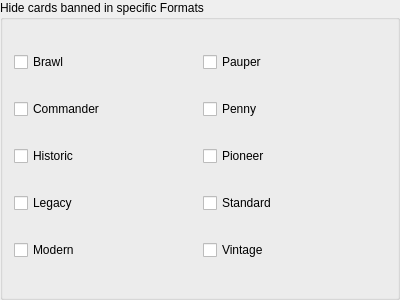
Before: the Qt Designer form mtg_proxy_printer/resources/ui/settings_window/format_printing_filter.ui in luziferius/MTGProxyPrinter, drawn with Qt 5.
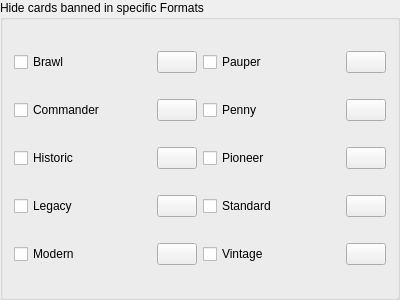
After: the same form once the commit is applied. Icons and pictures are not drawn.

Commit message:
Implemented showing the banned cards for each banned card filter.
FossilOrigin-Name: d6e8c74554b4c26f1e54f1f2a644a4122349841ac43105c440951f73d5d2b28a

```diff
--- a/mtg_proxy_printer/resources/ui/settings_window/format_printing_filter.ui
+++ b/mtg_proxy_printer/resources/ui/settings_window/format_printing_filter.ui
@@ -17,6 +17,20 @@
    <string>Hide cards banned in specific Formats</string>
   </property>
   <layout class="QGridLayout" name="format_filter_layout">
+   <item row="4" column="0">
+    <widget class="QCheckBox" name="hide_banned_in_modern">
+     <property name="text">
+      <string>Modern</string>
+     </property>
+    </widget>
+   </item>
+   <item row="1" column="0">
+    <widget class="QCheckBox" name="hide_banned_in_commander">
+     <property name="text">
+      <string>Commander</string>
+     </property>
+    </widget>
+   </item>
    <item row="0" column="0">
     <widget class="QCheckBox" name="hide_banned_in_brawl">
      <property name="text">
@@ -24,24 +38,106 @@
      </property>
     </widget>
    </item>
-   <item row="0" column="1">
+   <item row="1" column="2">
+    <widget class="QCheckBox" name="hide_banned_in_penny">
+     <property name="text">
+      <string>Penny</string>
+     </property>
+    </widget>
+   </item>
+   <item row="4" column="2">
+    <widget class="QCheckBox" name="hide_banned_in_vintage">
+     <property name="text">
+      <string>Vintage</string>
+     </property>
+    </widget>
+   </item>
+   <item row="0" column="2">
     <widget class="QCheckBox" name="hide_banned_in_pauper">
      <property name="text">
       <string>Pauper</string>
      </property>
     </widget>
    </item>
-   <item row="1" column="0">
-    <widget class="QCheckBox" name="hide_banned_in_commander">
-     <property name="text">
-      <string>Commander</string>
-     </property>
-    </widget>
-   </item>
    <item row="1" column="1">
-    <widget class="QCheckBox" name="hide_banned_in_penny">
+    <widget class="QPushButton" name="view_banned_in_commander">
+     <property name="sizePolicy">
+      <sizepolicy hsizetype="Fixed" vsizetype="Fixed">
+       <horstretch>0</horstretch>
+       <verstretch>0</verstretch>
+      </sizepolicy>
+     </property>
+     <property name="toolTip">
+      <string>View cards hidden by this filter on the Scryfall website.</string>
+     </property>
+     <property name="icon">
+      <iconset theme="globe">
+       <normaloff>.</normaloff>.</iconset>
+     </property>
+    </widget>
+   </item>
+   <item row="2" column="2">
+    <widget class="QCheckBox" name="hide_banned_in_pioneer">
      <property name="text">
-      <string>Penny</string>
+      <string>Pioneer</string>
+     </property>
+    </widget>
+   </item>
+   <item row="3" column="2">
+    <widget class="QCheckBox" name="hide_banned_in_standard">
+     <property name="text">
+      <string>Standard</string>
+     </property>
+    </widget>
+   </item>
+   <item row="0" column="1">
+    <widget class="QPushButton" name="view_banned_in_brawl">
+     <property name="sizePolicy">
+      <sizepolicy hsizetype="Fixed" vsizetype="Fixed">
+       <horstretch>0</horstretch>
+       <verstretch>0</verstretch>
+      </sizepolicy>
+     </property>
+     <property name="toolTip">
+      <string>View cards hidden by this filter on the Scryfall website.</string>
+     </property>
+     <property name="icon">
+      <iconset theme="globe">
+       <normaloff>.</normaloff>.</iconset>
+     </property>
+    </widget>
+   </item>
+   <item row="3" column="1">
+    <widget class="QPushButton" name="view_banned_in_legacy">
+     <property name="sizePolicy">
+      <sizepolicy hsizetype="Fixed" vsizetype="Fixed">
+       <horstretch>0</horstretch>
+       <verstretch>0</verstretch>
+      </sizepolicy>
+     </property>
+     <property name="toolTip">
+      <string>View cards hidden by this filter on the Scryfall website.</string>
+     </property>
+     <property name="icon">
+      <iconset theme="globe">
+       <normaloff>.</normaloff>.</iconset>
+     </property>
+    </widget>
+   </item>
+   <item row="4" column="1">
+    <widget class="QPushButton" name="view_banned_in_modern">
+     <property name="sizePolicy">
+      <sizepolicy hsizetype="Fixed" vsizetype="Fixed">
+       <horstretch>0</horstretch>
+       <verstretch>0</verstretch>
+      </sizepolicy>
+     </property>
+     <property name="toolTip">
+      <string>View cards hidden by this filter on the Scryfall website.</string>
+     </property>
+     <property name="icon">
+      <iconset theme="globe">
+       <normaloff>.</normaloff>.</iconset>
      </property>
     </widget>
    </item>
@@ -52,13 +148,6 @@
      </property>
     </widget>
    </item>
-   <item row="2" column="1">
-    <widget class="QCheckBox" name="hide_banned_in_pioneer">
-     <property name="text">
-      <string>Pioneer</string>
-     </property>
-    </widget>
-   </item>
    <item row="3" column="0">
     <widget class="QCheckBox" name="hide_banned_in_legacy">
      <property name="text">
@@ -66,24 +155,105 @@
      </property>
     </widget>
    </item>
-   <item row="3" column="1">
-    <widget class="QCheckBox" name="hide_banned_in_standard">
-     <property name="text">
-      <string>Standard</string>
+   <item row="2" column="1">
+    <widget class="QPushButton" name="view_banned_in_historic">
+     <property name="sizePolicy">
+      <sizepolicy hsizetype="Fixed" vsizetype="Fixed">
+       <horstretch>0</horstretch>
+       <verstretch>0</verstretch>
+      </sizepolicy>
      </property>
+     <property name="toolTip">
+      <string>View cards hidden by this filter on the Scryfall website.</string>
+     </property>
+     <property name="icon">
+      <iconset theme="globe">
+       <normaloff>.</normaloff>.</iconset>
+     </property>
     </widget>
    </item>
-   <item row="4" column="0">
-    <widget class="QCheckBox" name="hide_banned_in_modern">
-     <property name="text">
-      <string>Modern</string>
+   <item row="0" column="3">
+    <widget class="QPushButton" name="view_banned_in_pauper">
+     <property name="sizePolicy">
+      <sizepolicy hsizetype="Fixed" vsizetype="Fixed">
+       <horstretch>0</horstretch>
+       <verstretch>0</verstretch>
+      </sizepolicy>
      </property>
+     <property name="toolTip">
+      <string>View cards hidden by this filter on the Scryfall website.</string>
+     </property>
+     <property name="icon">
+      <iconset theme="globe">
+       <normaloff>.</normaloff>.</iconset>
+     </property>
     </widget>
    </item>
-   <item row="4" column="1">
-    <widget class="QCheckBox" name="hide_banned_in_vintage">
-     <property name="text">
-      <string>Vintage</string>
+   <item row="1" column="3">
+    <widget class="QPushButton" name="view_banned_in_penny">
+     <property name="sizePolicy">
+      <sizepolicy hsizetype="Fixed" vsizetype="Fixed">
+       <horstretch>0</horstretch>
+       <verstretch>0</verstretch>
+      </sizepolicy>
+     </property>
+     <property name="toolTip">
+      <string>View cards hidden by this filter on the Scryfall website.</string>
+     </property>
+     <property name="icon">
+      <iconset theme="globe">
+       <normaloff>.</normaloff>.</iconset>
+     </property>
+    </widget>
+   </item>
+   <item row="2" column="3">
+    <widget class="QPushButton" name="view_banned_in_pioneer">
+     <property name="sizePolicy">
+      <sizepolicy hsizetype="Fixed" vsizetype="Fixed">
+       <horstretch>0</horstretch>
+       <verstretch>0</verstretch>
+      </sizepolicy>
+     </property>
+     <property name="toolTip">
+      <string>View cards hidden by this filter on the Scryfall website.</string>
+     </property>
+     <property name="icon">
+      <iconset theme="globe">
+       <normaloff>.</normaloff>.</iconset>
+     </property>
+    </widget>
+   </item>
+   <item row="3" column="3">
+    <widget class="QPushButton" name="view_banned_in_standard">
+     <property name="sizePolicy">
+      <sizepolicy hsizetype="Fixed" vsizetype="Fixed">
+       <horstretch>0</horstretch>
+       <verstretch>0</verstretch>
+      </sizepolicy>
+     </property>
+     <property name="toolTip">
+      <string>View cards hidden by this filter on the Scryfall website.</string>
+     </property>
+     <property name="icon">
+      <iconset theme="globe">
+       <normaloff>.</normaloff>.</iconset>
+     </property>
+    </widget>
+   </item>
+   <item row="4" column="3">
+    <widget class="QPushButton" name="view_banned_in_vintage">
+     <property name="sizePolicy">
+      <sizepolicy hsizetype="Fixed" vsizetype="Fixed">
+       <horstretch>0</horstretch>
+       <verstretch>0</verstretch>
+      </sizepolicy>
+     </property>
+     <property name="toolTip">
+      <string>View cards hidden by this filter on the Scryfall website.</string>
+     </property>
+     <property name="icon">
+      <iconset theme="globe">
+       <normaloff>.</normaloff>.</iconset>
      </property>
     </widget>
    </item>
```
The commit also changes 3 other files.
